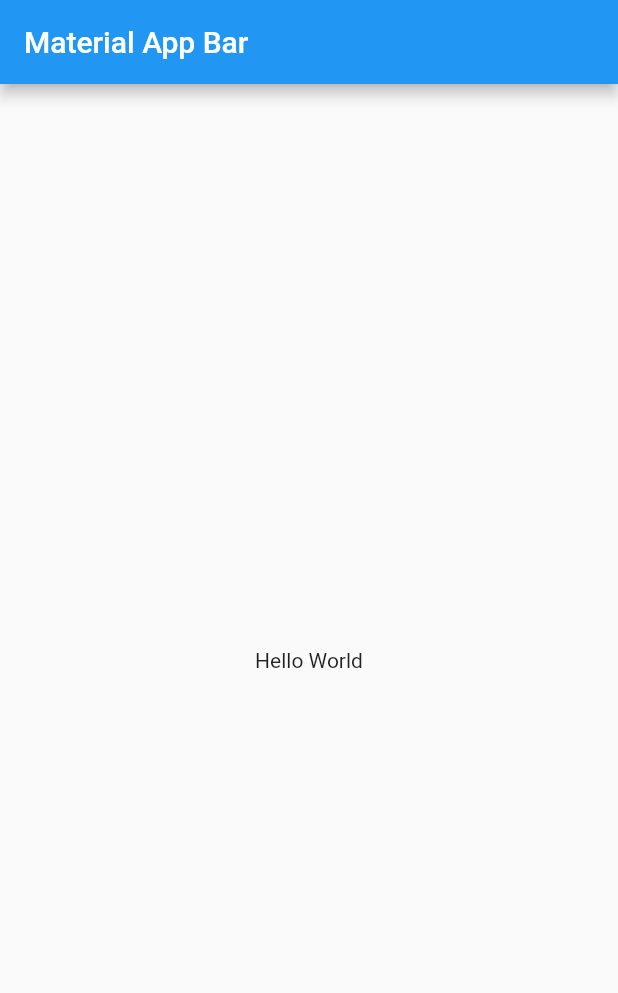
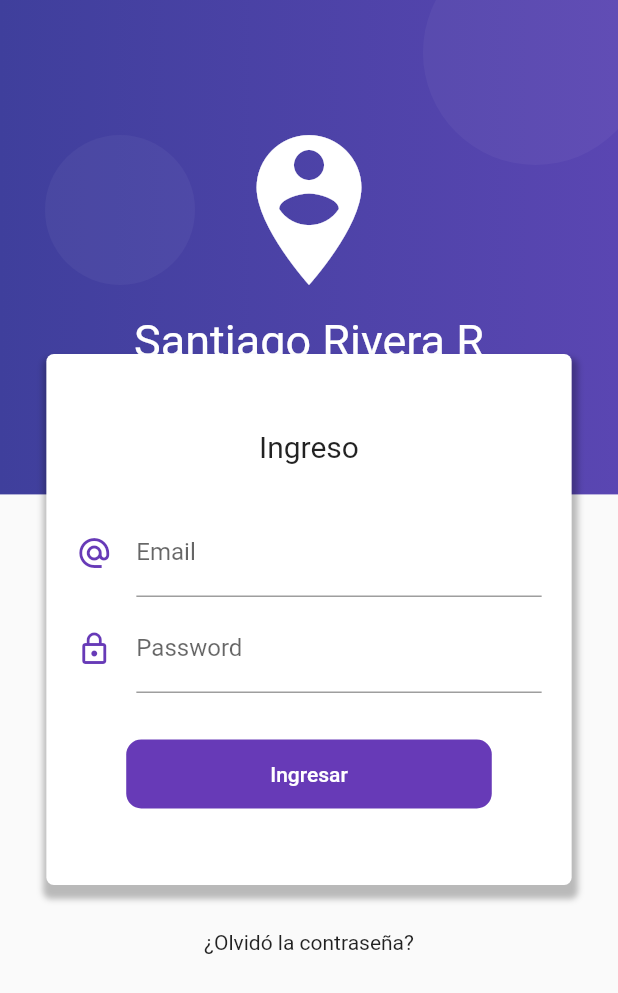
Before and after one commit to sriverarestrepo/practica_flutter_07, a Flutter app: the screen it shows after launch, on a phone screen of 412 x 824 dp. Shown: the top 993 px of the screen. Run offline on Flutter 3.47's test engine with Material 2 defaults, Android fonts, the phone set to English and light mode, and no system bars.

Commit message:
Creacion de interfaz del login

```diff
--- a/lib/main.dart
+++ b/lib/main.dart
@@ -1,4 +1,6 @@
 import 'package:flutter/material.dart';
+import 'package:validaciones_forms_practica/src/pages/home_page.dart';
+import 'package:validaciones_forms_practica/src/pages/login_page.dart';
 
 void main() => runApp(MyApp());
 
@@ -6,17 +8,13 @@ class MyApp extends StatelessWidget {
   @override
   Widget build(BuildContext context) {
     return MaterialApp(
-      title: 'Material App',
-      home: Scaffold(
-        appBar: AppBar(
-          title: Text('Material App Bar'),
-        ),
-        body: Center(
-          child: Container(
-            child: Text('Hello World'),
-          ),
-        ),
-      ),
+      debugShowCheckedModeBanner: false,
+      title: 'Validaciones App',
+      initialRoute: 'login',
+      routes: {
+        'login' : (BuildContext context) => LoginPage(),
+        'home'  : (BuildContext context) => HomePage(),
+      },
     );
   }
 }
--- /dev/null
+++ b/lib/src/pages/home_page.dart
@@ -0,0 +1,17 @@
+import 'package:flutter/material.dart';
+
+class HomePage extends StatelessWidget {
+
+
+  const HomePage({Key key}) : super(key: key);
+
+  @override
+  Widget build(BuildContext context) {
+    return Scaffold(
+      appBar: AppBar(
+        centerTitle: true,
+        title: Text('Home Page'),
+      ),
+     );
+  }
+}
--- /dev/null
+++ b/lib/src/pages/login_page.dart
@@ -0,0 +1,19 @@
+import 'package:flutter/material.dart';
+import 'package:validaciones_forms_practica/src/widgets/background_login_widget.dart';
+import 'package:validaciones_forms_practica/src/widgets/forms_login_widget.dart';
+
+class LoginPage extends StatelessWidget {
+  const LoginPage({Key key}) : super(key: key);
+
+  @override
+  Widget build(BuildContext context) {
+    return Scaffold(
+      body: Stack(
+        children: <Widget>[
+          BackgroundLoginWidget(),
+          FormsLoginWidget(),
+        ],
+      )
+     );
+  }
+}
--- /dev/null
+++ b/lib/src/widgets/background_login_widget.dart
@@ -0,0 +1,86 @@
+import 'package:flutter/material.dart';
+
+class BackgroundLoginWidget extends StatelessWidget {
+  const BackgroundLoginWidget({
+    Key key,
+  }) : super(key: key);
+
+  @override
+  Widget build(BuildContext context) {
+    final size = MediaQuery.of(context).size;
+    return Stack(
+        children: <Widget>[
+          _crearFondo(context),
+          Positioned(
+            top: 90.0,
+            left: 30.0,
+            child: _crearCirculoDecorativo(100.0),
+          ),
+          Positioned(
+            top: -40,
+            right: -20,
+            child: _crearCirculoDecorativo(150.0),
+          ),
+          Positioned(
+            bottom: -50,
+            right: -10,
+            child: _crearCirculoDecorativo(200.0),
+          ),
+          _crearTitulo(),
+        ],
+    );
+  }
+
+  Widget _crearFondo(BuildContext context){
+    final size = MediaQuery.of(context).size;
+
+    return Container(
+      height: size.height * 0.4,
+      width: double.infinity,
+      decoration: BoxDecoration(
+        gradient: LinearGradient(
+          colors: <Color> [
+            Color.fromRGBO(63, 63, 156, 1.0),
+            Color.fromRGBO(90, 70, 178, 1.0)
+          ]
+
+        ),
+      ),
+    );
+  }
+
+  Widget _crearCirculoDecorativo(double size){
+    return Container(
+      width: size,
+      height: size,
+      decoration: BoxDecoration(
+        borderRadius: BorderRadius.circular(size),
+        color: Color.fromRGBO(255, 255, 255, 0.04)
+      ),
+    );
+  }
+
+  Widget _crearTitulo(){
+
+    return Container(
+      padding: EdgeInsets.only(top:80.0),
+      child: Column(
+        children: <Widget>[
+          Icon(
+            Icons.person_pin_circle,
+            color: Colors.white,
+            size: 120.0,
+          ),
+          SizedBox(height: 10.0,width: double.infinity),
+          Text(
+            'Santiago Rivera R',
+            style: TextStyle(
+              color: Colors.white,
+              fontSize: 30.0,
+            ),
+          ),
+        ],
+      ),
+    );
+  }
+}
--- /dev/null
+++ b/lib/src/widgets/forms_login_widget.dart
@@ -0,0 +1,110 @@
+import 'package:flutter/material.dart';
+
+class FormsLoginWidget extends StatelessWidget {
+  const FormsLoginWidget({Key key}) : super(key: key);
+
+  @override
+  Widget build(BuildContext context) {
+    final size = MediaQuery.of(context).size;
+
+    return SingleChildScrollView(
+      child: Column(
+        children: <Widget>[
+          SafeArea(
+            child: Container(
+             height: size.height * 0.25,
+            )
+          ),
+          Container(
+            width: size.width * 0.85,
+            padding: EdgeInsets.symmetric(vertical: 50.0),
+            margin: EdgeInsets.symmetric(vertical: 30.0),
+            decoration: BoxDecoration(
+             color: Colors.white,
+             borderRadius: BorderRadius.circular(5.0),
+             boxShadow: <BoxShadow> [
+               BoxShadow(
+                 color: Colors.black26,
+                 blurRadius: 3.0,
+                 offset: Offset(1.0, 6.0),
+                 spreadRadius: 3.0,
+               )
+             ]
+           ),
+           child: Column(
+             children: <Widget>[
+              Text(
+                 'Ingreso',
+                 style: TextStyle(
+                  fontSize: 20.0,
+                 ),
+              ),
+              SizedBox(height: 30.0),
+              _crearEmail(),
+              SizedBox(height: 5.0),
+              _crearPsw(),
+              SizedBox(height: 30.0),
+              _crearBoton(),
+             ],
+           ),
+          ),
+
+          Text('¿Olvidó la contraseña?'),
+          SizedBox(height: 30.0),
+
+        ],
+      ),
+    );
+  }
+
+  Widget _crearEmail() {
+    return Container(
+      padding: EdgeInsets.symmetric(horizontal: 20.0),
+      child: TextField(
+        keyboardType: TextInputType.emailAddress,
+        decoration: InputDecoration(
+          icon: Icon(
+            Icons.alternate_email,
+            color: Colors.deepPurple,
+          ),
+          hintText: 'ejemplo@correo.com',
+          labelText: 'Email'
+        ),
+      ),
+    );
+
+  }
+
+  Widget _crearPsw() {
+    return Container(
+      padding: EdgeInsets.symmetric(horizontal: 20.0),
+      child: TextField(
+        obscureText: true,
+        decoration: InputDecoration(
+          icon: Icon(
+            Icons.lock_outline ,
+            color: Colors.deepPurple,
+          ),
+          labelText: 'Password'
+        ),
+      ),
+    );
+  }
+
+ Widget _crearBoton() {
+   return RaisedButton(
+     child: Container(
+       padding: EdgeInsets.symmetric(horizontal: 80.0, vertical: 15.0),
+       child: Text('Ingresar'),
+     ),
+     shape: RoundedRectangleBorder(
+       borderRadius: BorderRadius.circular(10.0),
+     ),
+     color: Colors.deepPurple,
+     textColor: Colors.white,
+     elevation: 0.0,
+     onPressed: (){}
+   );
+ }
+
+}
```
Also changed, not shown: 1 other file.
